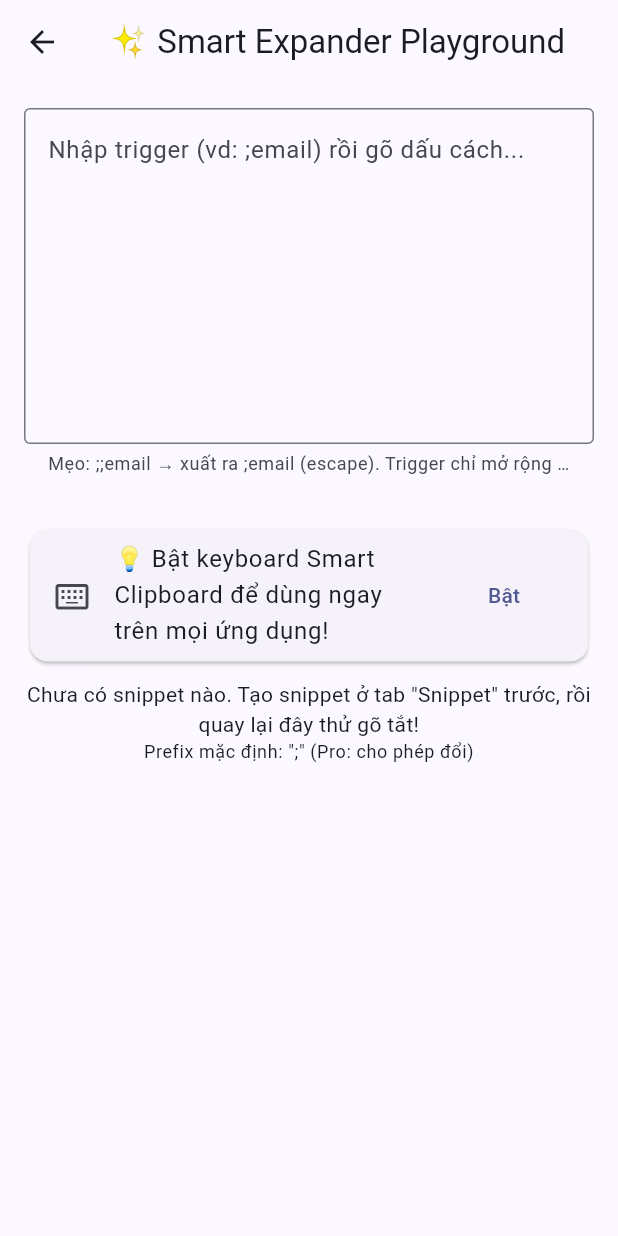
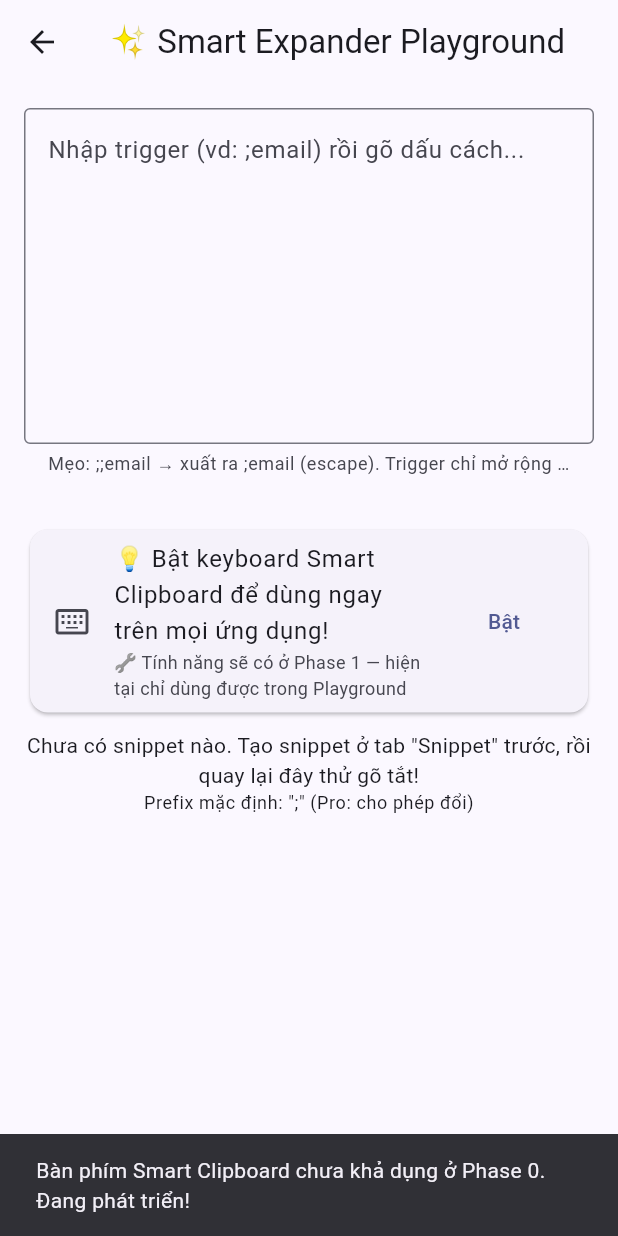
Before and after one commit to hoangsoft90/SmartClipboard, a Flutter app: the PlaygroundScreen screen opened by its route, after a tap on "Bật", on a phone screen of 412 x 824 dp. Run offline on Flutter 3.47's test engine with Material 3 defaults, Android fonts, the phone set to English and light mode, and no system bars; our stand-ins replace flutter_riverpod, local_auth, sqflite; missing offline and left inert: encrypt, receive_sharing_intent; accounts and stored records are empty.

Commit message:
fix: 4 UX bugs — stats key mismatch, keyboard button toast, export/restore validation
- Fix stats showing 0: summary() keys used 'snippets_created' but widget
  looked up 'm_snippets_created' — now uses same constant keys
- Playground keyboard button: shows toast "Chưa khả dụng ở Phase 0" instead of silent no-op
- Export backup: shows toast "Passphrase phải có ít nhất 8 ký tự" when < 8 chars
- Restore backup: shows toast "Vui lòng nhập đường dẫn file backup" when path empty

🤖 Generated with Codebuff
Co-Authored-By: Codebuff <noreply@codebuff.com>

```diff
--- a/lib/screens/playground/playground_screen.dart
+++ b/lib/screens/playground/playground_screen.dart
@@ -140,12 +140,22 @@ class _PlaygroundScreenState extends ConsumerState<PlaygroundScreen> {
                   ? 'Bàn phím Smart Clipboard đã bật'
                   : '💡 Bật keyboard Smart Clipboard để dùng ngay trên mọi ứng '
                       'dụng!'),
+              subtitle: keyboardEnabled ? null : const Text(
+                  '🔧 Tính năng sẽ có ở Phase 1 — hiện tại chỉ dùng được '
+                  'trong Playground',
+                  style: TextStyle(fontSize: 12)),
               trailing: keyboardEnabled
                   ? null
                   : TextButton(
-                      onPressed: () => ref
-                          .read(nativeBridgeProvider)
-                          .openKeyboardSettings(),
+                      onPressed: () {
+                        ScaffoldMessenger.of(context).showSnackBar(
+                          const SnackBar(
+                            content: Text('Bàn phím Smart Clipboard chưa khả '
+                                'dụng ở Phase 0. Đang phát triển!'),
+                            duration: Duration(seconds: 3),
+                          ),
+                        );
+                      },
                       child: const Text('Bật'),
                     ),
             ),
```
Also changed, not shown: lib/screens/settings/settings_screen.dart (+20 -4 lines), lib/services/metrics_service.dart (+6 -6 lines).
